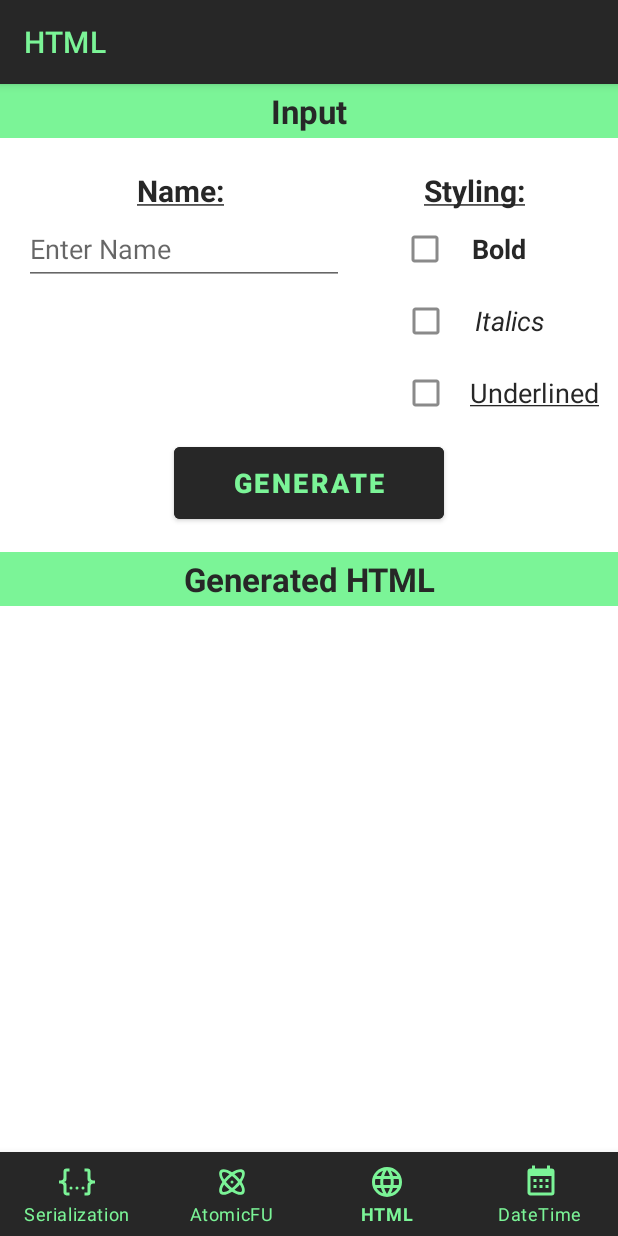
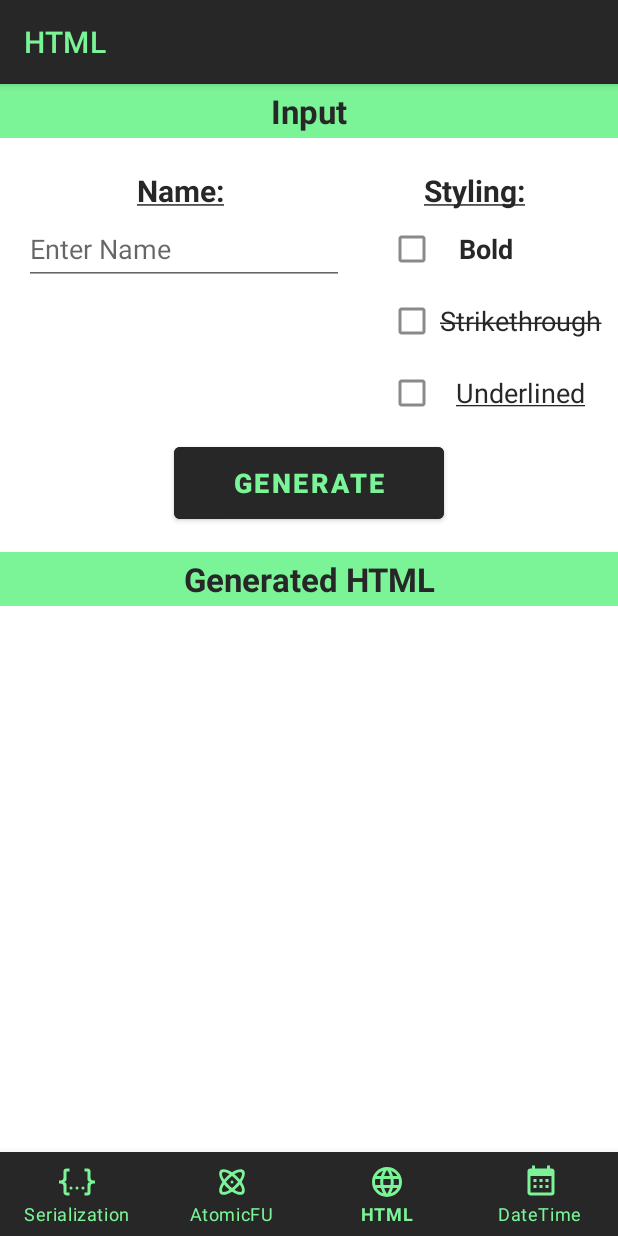
Before and after one commit to severn-everett/AndroidXDemo, an Android app: the HTMLFragment screen opened through its navigation route, on a phone screen of 412 x 824 dp. Run offline under Robolectric (Android 15) with nearby library versions, the phone set to English and light mode, and no system bars; our stand-ins replace navigation-ui; libraries missing offline, so code that uses them is left out: kotlinx.html, kotlinx.html.a, kotlinx.html.b, kotlinx.html.div, kotlinx.html.dom and 2 more.

Commit message:
Replaced italics with strikethrough option in HTML fragment

```diff
--- /dev/null
+++ b/app/src/main/java/com/severett/androidxdemo/model/Strikethrough.kt
@@ -0,0 +1,27 @@
+package com.severett.androidxdemo.model
+
+import kotlinx.html.FlowOrPhrasingContent
+import kotlinx.html.HTMLTag
+import kotlinx.html.HtmlBlockInlineTag
+import kotlinx.html.TagConsumer
+import kotlinx.html.attributesMapOf
+import kotlinx.html.visit
+
+open class Strikethrough(
+    initialAttributes: Map<String, String>,
+    override val consumer: TagConsumer<*>
+) :
+    HTMLTag(
+        "s",
+        consumer,
+        initialAttributes,
+        null,
+        true,
+        false
+    ),
+    HtmlBlockInlineTag
+
+inline fun FlowOrPhrasingContent.s(
+    classes: String? = null,
+    crossinline block: Strikethrough.() -> Unit = {}
+): Unit = Strikethrough(attributesMapOf("class", classes), consumer).visit(block)
--- a/app/src/main/java/com/severett/androidxdemo/ui/html/HTMLFragment.kt
+++ b/app/src/main/java/com/severett/androidxdemo/ui/html/HTMLFragment.kt
@@ -1,5 +1,6 @@
 package com.severett.androidxdemo.ui.html
 
+import android.graphics.Paint.STRIKE_THRU_TEXT_FLAG
 import android.os.Bundle
 import android.view.LayoutInflater
 import android.view.View
@@ -30,9 +31,11 @@ class HTMLFragment : Fragment() {
         binding.checkBoxBold.setOnCheckedChangeListener { _, isChecked ->
             htmlViewModel.isBold.value = isChecked
         }
-        binding.checkboxItalics.setOnCheckedChangeListener { _, isChecked ->
-            htmlViewModel.isItalics.value = isChecked
+        binding.checkboxStrikethrough.setOnCheckedChangeListener { _, isChecked ->
+            htmlViewModel.isStrikethrough.value = isChecked
         }
+        binding.checkboxStrikethrough.paintFlags =
+            binding.checkboxStrikethrough.paintFlags or STRIKE_THRU_TEXT_FLAG
         binding.checkboxUnderlined.setOnCheckedChangeListener { _, isChecked ->
             htmlViewModel.isUnderlined.value = isChecked
         }
--- a/app/src/main/java/com/severett/androidxdemo/ui/html/HTMLViewModel.kt
+++ b/app/src/main/java/com/severett/androidxdemo/ui/html/HTMLViewModel.kt
@@ -2,33 +2,33 @@ package com.severett.androidxdemo.ui.html
 
 import androidx.lifecycle.MutableLiveData
 import androidx.lifecycle.ViewModel
+import com.severett.androidxdemo.model.s
 import kotlinx.html.a
 import kotlinx.html.b
 import kotlinx.html.div
 import kotlinx.html.dom.createHTMLDocument
 import kotlinx.html.dom.serialize
-import kotlinx.html.i
 import kotlinx.html.p
 import kotlinx.html.style
 
 class HTMLViewModel : ViewModel() {
     val name = MutableLiveData<String>()
     val isBold = MutableLiveData(false)
-    val isItalics = MutableLiveData(false)
+    val isStrikethrough = MutableLiveData(false)
     val isUnderlined = MutableLiveData(false)
 
     fun generateHTML(helloStr: String, linkStr: String): String {
         val underlineStr =
             if (isUnderlined.value == true) "text-decoration-line: underline;" else null
         val useBold = isBold.value == true
-        val useItalics = isItalics.value == true
+        val useStrikethrough = isStrikethrough.value == true
         val textStr = String.format(helloStr, name.value)
         return createHTMLDocument().div {
             p {
                 if (underlineStr != null) style = underlineStr
                 when {
-                    useBold -> b { if (useItalics) i { +textStr} else +textStr }
-                    useItalics -> i { +textStr }
+                    useBold -> b { if (useStrikethrough) s { +textStr} else +textStr }
+                    useStrikethrough -> s { +textStr }
                     else -> +textStr
                 }
             }
--- a/app/src/main/res/layout/fragment_html.xml
+++ b/app/src/main/res/layout/fragment_html.xml
@@ -64,7 +64,7 @@
         android:id="@+id/checkBoxBold"
         android:layout_width="99dp"
         android:layout_height="48dp"
-        android:layout_marginEnd="45dp"
+        android:layout_marginEnd="54dp"
         android:gravity="center"
         android:layoutDirection="inherit"
         android:text="@string/label_html_bold"
@@ -75,16 +75,15 @@
         app:layout_constraintTop_toBottomOf="@+id/stylingLabel" />
 
     <CheckBox
-        android:id="@+id/checkboxItalics"
-        android:layout_width="112dp"
+        android:id="@+id/checkboxStrikethrough"
+        android:layout_width="144dp"
         android:layout_height="48dp"
-        android:layout_marginEnd="32dp"
+        android:layout_marginEnd="9dp"
         android:gravity="center"
         android:layoutDirection="inherit"
-        android:text="@string/label_html_italics"
+        android:text="@string/label_html_strikethrough"
         android:textColor="@color/black"
         android:textSize="18sp"
-        android:textStyle="italic"
         app:layout_constraintEnd_toEndOf="parent"
         app:layout_constraintTop_toBottomOf="@+id/checkBoxBold" />
 
@@ -92,13 +91,14 @@
         android:id="@+id/checkboxUnderlined"
         android:layout_width="144dp"
         android:layout_height="48dp"
+        android:layout_marginEnd="9dp"
         android:gravity="center"
         android:layoutDirection="inherit"
         android:text="@string/label_html_underlined"
         android:textColor="@color/black"
         android:textSize="18sp"
         app:layout_constraintEnd_toEndOf="parent"
-        app:layout_constraintTop_toBottomOf="@+id/checkboxItalics" />
+        app:layout_constraintTop_toBottomOf="@+id/checkboxStrikethrough" />
 
     <Button
         android:id="@+id/generateHTMLButton"
--- a/app/src/main/res/values/strings.xml
+++ b/app/src/main/res/values/strings.xml
@@ -25,7 +25,7 @@
     <string name="label_datetime_time_demo">Time Demo</string>
     <string name="label_html_input">Input</string>
     <string name="label_html_generated_html">Generated HTML</string>
-    <string name="label_html_italics">Italics</string>
+    <string name="label_html_strikethrough"><s>Strikethrough</s></string>
     <string name="label_html_bold">Bold</string>
     <string name="label_html_underlined"><u>Underlined</u></string>
     <string name="label_serialization_type_radio_normal">Normal</string>
```
